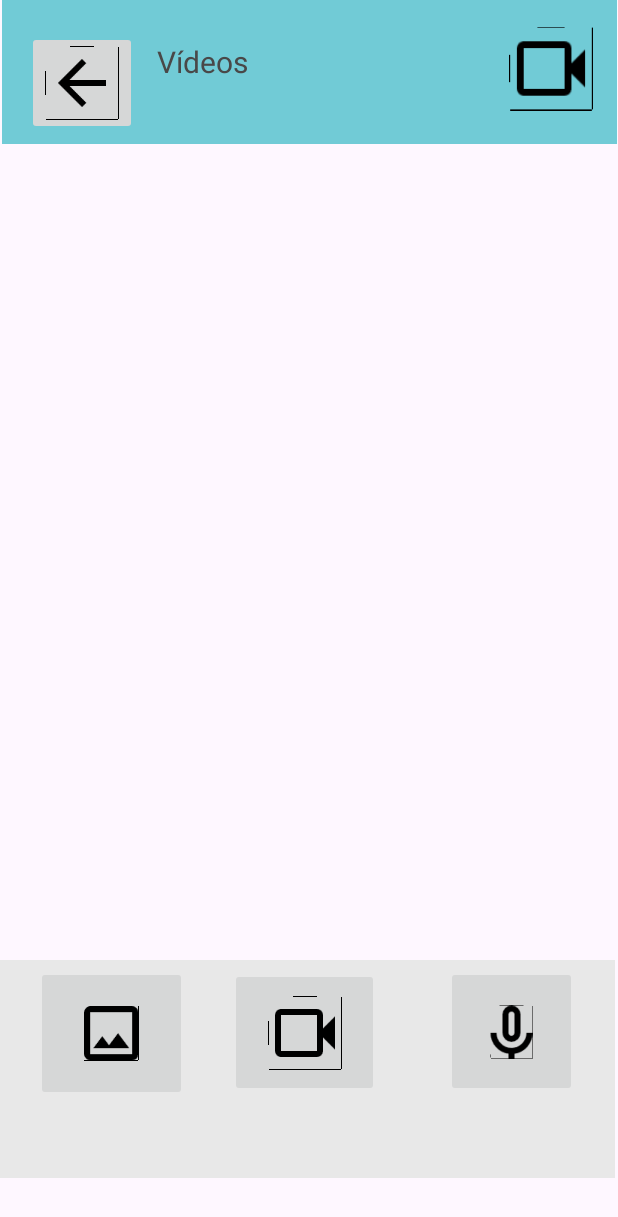
After one commit to irodrigon/reto1---grupo4---PMD, an Android app: the VideoLibraryActivity screen opened directly, with no data from a screen before it, on a phone screen of 412 x 824 dp. The commit adds this screen. Shown: the top 1217 px of the screen. Run offline under Robolectric (Android 15) with nearby library versions, the phone set to English and light mode, and no system bars.

Commit message:
First commit with real functionality and intents, can go to videos activity but there is nothing on it yet.

```diff
--- /dev/null
+++ b/app/src/main/java/com/example/wisdomapp/VideoLibraryActivity.java
@@ -0,0 +1,24 @@
+package com.example.wisdomapp;
+
+import android.os.Bundle;
+
+import androidx.activity.EdgeToEdge;
+import androidx.appcompat.app.AppCompatActivity;
+import androidx.core.graphics.Insets;
+import androidx.core.view.ViewCompat;
+import androidx.core.view.WindowInsetsCompat;
+
+public class VideoLibraryActivity extends AppCompatActivity {
+
+    @Override
+    protected void onCreate(Bundle savedInstanceState) {
+        super.onCreate(savedInstanceState);
+        EdgeToEdge.enable(this);
+        setContentView(R.layout.activity_video_library);
+        ViewCompat.setOnApplyWindowInsetsListener(findViewById(R.id.main), (v, insets) -> {
+            Insets systemBars = insets.getInsets(WindowInsetsCompat.Type.systemBars());
+            v.setPadding(systemBars.left, systemBars.top, systemBars.right, systemBars.bottom);
+            return insets;
+        });
+    }
+}
--- /dev/null
+++ b/app/src/main/res/layout/activity_video_library.xml
@@ -0,0 +1,96 @@
+<?xml version="1.0" encoding="utf-8"?>
+<androidx.constraintlayout.widget.ConstraintLayout xmlns:android="http://schemas.android.com/apk/res/android"
+    xmlns:app="http://schemas.android.com/apk/res-auto"
+    xmlns:tools="http://schemas.android.com/tools"
+    android:id="@+id/main"
+    android:layout_width="match_parent"
+    android:layout_height="match_parent"
+    tools:context=".VideoLibraryActivity">
+    <RelativeLayout
+        android:id="@+id/blueContainer"
+        android:layout_width="410dp"
+        android:layout_height="96dp"
+        android:background="#71CBD6"
+        app:layout_constraintEnd_toEndOf="parent"
+        app:layout_constraintStart_toStartOf="parent"
+        app:layout_constraintTop_toTopOf="parent">
+
+        <TextView
+            android:id="@+id/Title"
+            android:layout_width="wrap_content"
+            android:layout_height="wrap_content"
+            android:layout_alignParentEnd="true"
+            android:layout_alignParentBottom="true"
+            android:layout_marginStart="16dp"
+            android:layout_marginEnd="246dp"
+            android:layout_marginBottom="41dp"
+            android:text="@string/textViewVideosMain"
+            android:textColor="#494848"
+            android:textSize="20sp" />
+
+        <ImageButton
+            android:id="@+id/imageButton"
+            android:layout_width="wrap_content"
+            android:layout_height="wrap_content"
+            android:layout_alignParentEnd="true"
+            android:layout_alignParentBottom="true"
+            android:layout_marginEnd="320dp"
+            android:layout_marginBottom="6dp"
+            app:srcCompat="@drawable/arrow_back" />
+
+        <ImageView
+            android:id="@+id/imageView"
+            android:layout_width="56dp"
+            android:layout_height="74dp"
+            android:layout_alignParentEnd="true"
+            android:layout_alignParentBottom="true"
+            android:layout_marginEnd="16dp"
+            android:layout_marginBottom="13dp"
+            app:srcCompat="@drawable/videocam" />
+    </RelativeLayout>
+
+    <RelativeLayout
+        android:id="@+id/options"
+        android:layout_width="410dp"
+        android:layout_height="145dp"
+        android:layout_marginTop="640dp"
+        android:background="#e8e8e8"
+        app:layout_constraintEnd_toEndOf="parent"
+        app:layout_constraintHorizontal_bias="0.0"
+        app:layout_constraintStart_toStartOf="parent"
+        app:layout_constraintTop_toTopOf="parent">
+
+        <ImageButton
+            android:id="@+id/imageButton2"
+            android:layout_width="87dp"
+            android:layout_height="87dp"
+            android:layout_alignParentEnd="true"
+            android:layout_alignParentBottom="true"
+            android:layout_marginEnd="25dp"
+            android:layout_marginBottom="54dp"
+            app:srcCompat="@drawable/microphone" />
+
+        <ImageButton
+            android:id="@+id/imageButton3"
+            android:layout_width="99dp"
+            android:layout_height="86dp"
+            android:layout_alignParentEnd="true"
+            android:layout_alignParentBottom="true"
+            android:layout_marginEnd="157dp"
+            android:layout_marginBottom="54dp"
+            app:srcCompat="@drawable/videocam" />
+
+        <ImageButton
+            android:id="@+id/imageButton4"
+            android:layout_width="wrap_content"
+            android:layout_height="90dp"
+            android:layout_alignParentStart="true"
+            android:layout_alignParentEnd="true"
+            android:layout_alignParentBottom="true"
+            android:layout_marginStart="24dp"
+            android:layout_marginEnd="285dp"
+            android:layout_marginBottom="51dp"
+            app:srcCompat="@drawable/imageselecter" />
+    </RelativeLayout>
+
+</androidx.constraintlayout.widget.ConstraintLayout>
```
Also changed, not shown: app/src/main/AndroidManifest.xml (+6 -3 lines), app/src/main/java/com/example/wisdomapp/MainActivity.java (+38 -0 lines), app/src/main/res/layout/activity_main.xml (+21 -18 lines), app/src/main/res/drawable-hdpi/arrow_back.png (added), app/src/main/res/drawable-hdpi/videocam.png (added), app/src/main/res/drawable-mdpi/arrow_back.png (added), app/src/main/res/drawable-mdpi/videocam.png (added), app/src/main/res/drawable-xhdpi/arrow_back.png (added), app/src/main/res/drawable-xhdpi/videocam.png (added), app/src/main/res/drawable-xxhdpi/arrow_back.png (added), app/src/main/res/drawable-xxhdpi/videocam.png (added), app/src/main/res/drawable-xxxhdpi/arrow_back.png (added), app/src/main/res/drawable-xxxhdpi/videocam.png (added).
